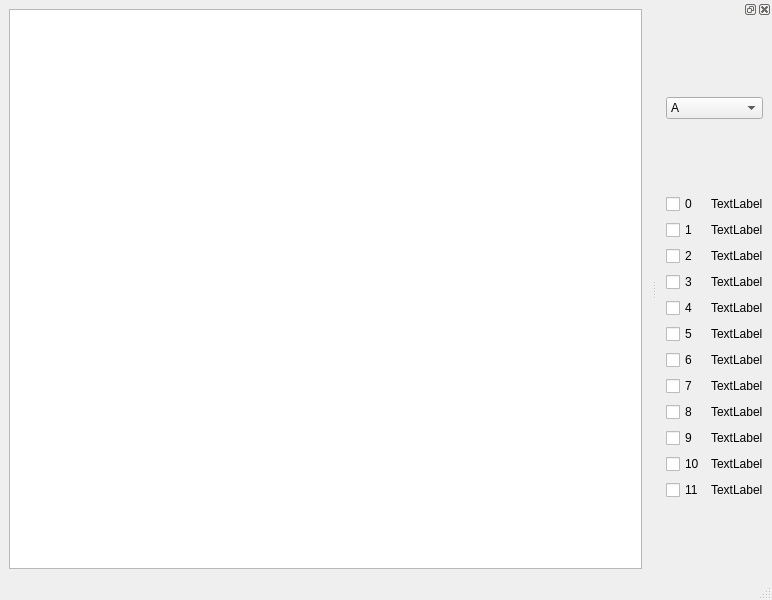
The window that MainWindow.ui (MichaelKolesnikov/MusicalModeFretboardVisualizer) describes before a commit, drawn with Qt 5.
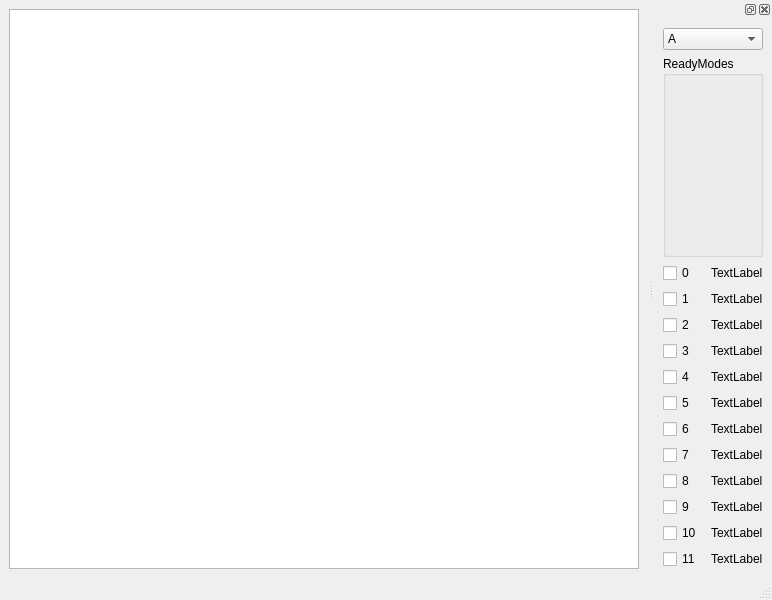
The same window after the commit.

Commit message: ready modes

```diff
--- a/MainWindow.ui
+++ b/MainWindow.ui
@@ -101,7 +101,7 @@
        </item>
       </widget>
      </item>
-     <item row="1" column="0">
+     <item row="2" column="0">
       <layout class="QGridLayout" name="gridLayout_2">
        <item row="2" column="0">
         <widget class="QCheckBox" name="checkBox_3">
@@ -309,6 +309,13 @@
        </item>
       </layout>
      </item>
+     <item row="1" column="0">
+      <widget class="QGroupBox" name="modesGroupBox">
+       <property name="title">
+        <string>ReadyModes</string>
+       </property>
+      </widget>
+     </item>
     </layout>
    </widget>
   </widget>
```
The commit also changes 5 other files.
